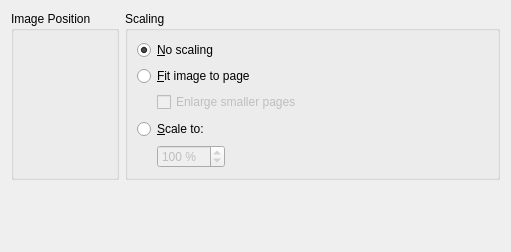
The window that widgets/printscalingoptionswidgetUI.ui (credativ/kprinter4) describes before a commit, drawn with Qt 5.
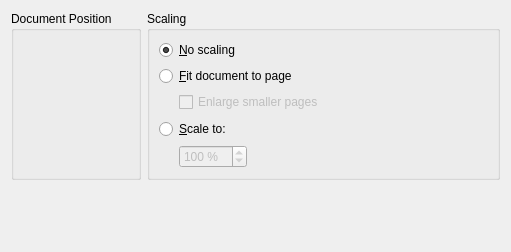
The same window after the commit.

Commit message: Modified DE translations.

Patch:
```diff
--- a/widgets/printscalingoptionswidgetUI.ui
+++ b/widgets/printscalingoptionswidgetUI.ui
@@ -33,7 +33,7 @@
       <item>
        <widget class="QRadioButton" name="mScaleToPage">
         <property name="text">
-         <string>&amp;Fit image to page</string>
+         <string>&amp;Fit document to page</string>
         </property>
         <property name="checked">
          <bool>false</bool>
@@ -179,7 +179,7 @@
    <item row="0" column="0">
     <widget class="QGroupBox" name="groupBox_2">
      <property name="title">
-      <string>Image Position</string>
+      <string>Document Position</string>
      </property>
      <layout class="QVBoxLayout" name="verticalLayout">
       <item>
```
The commit also changes 2 other files.
